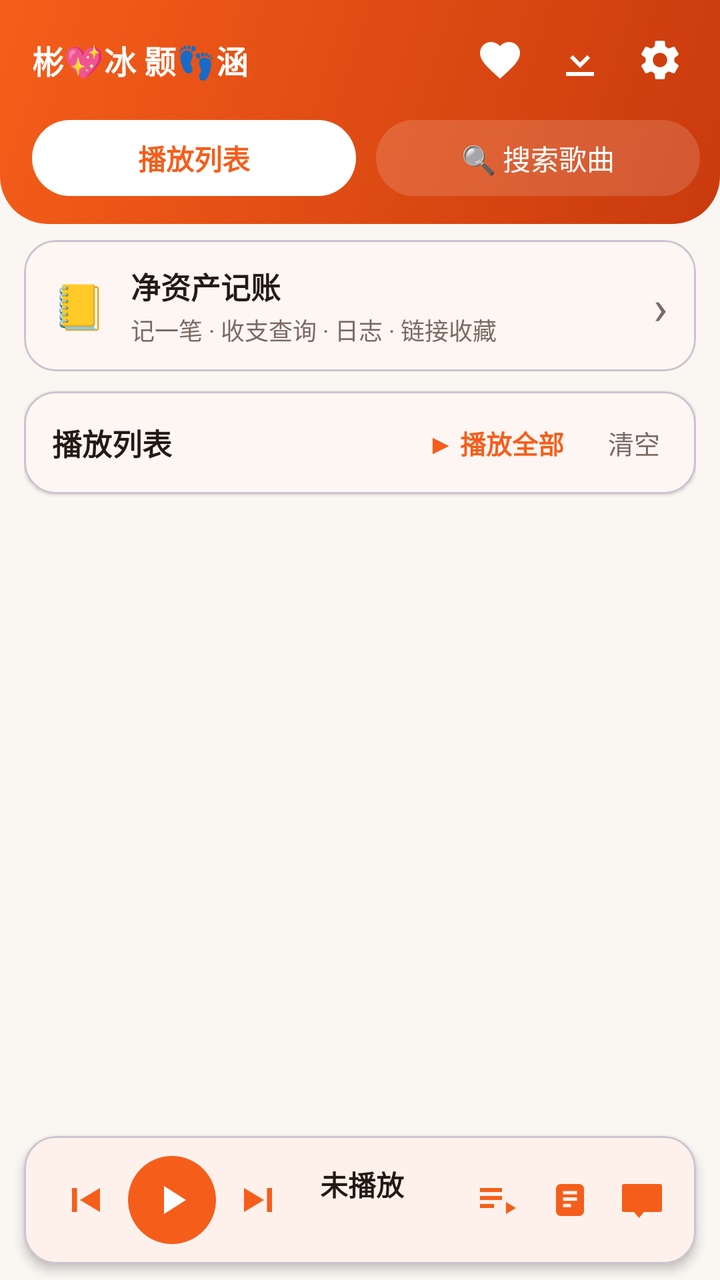
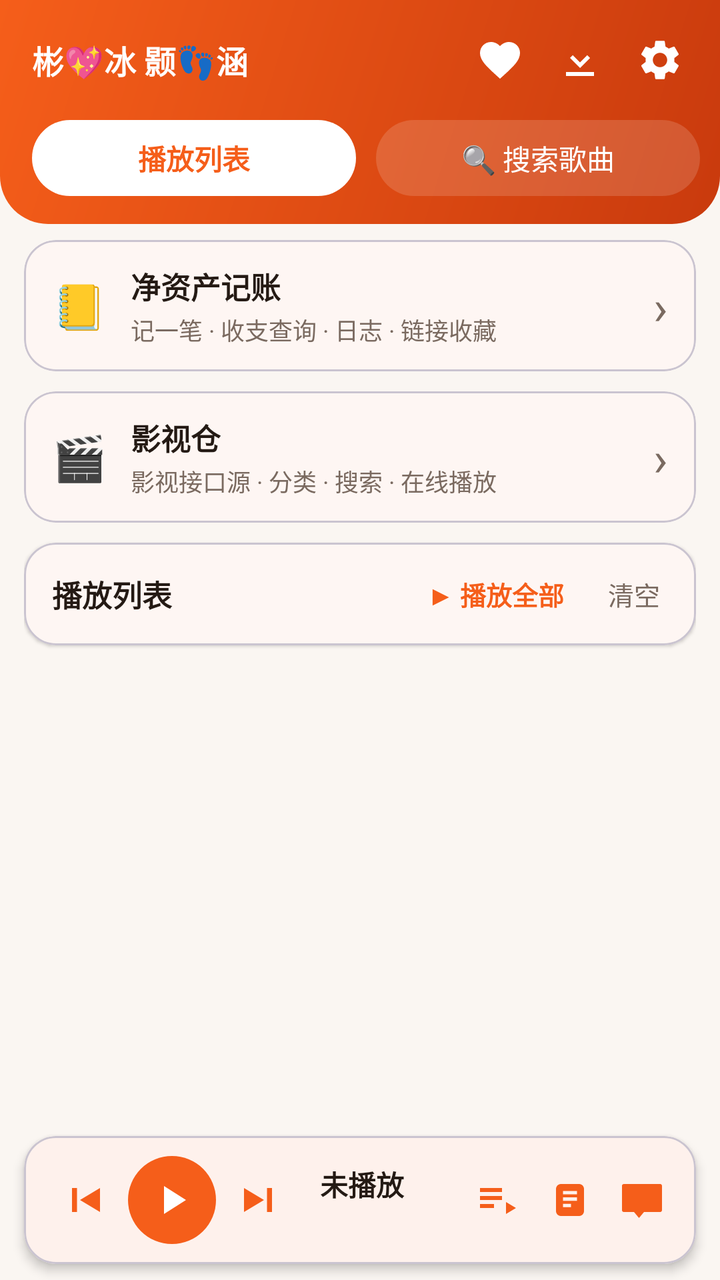

An Android layout rendered at two revisions. The XML below is the earlier revision; the diff shows what the commit changed to produce the second picture.
<!-- AndroidManifest.xml: application theme AppTheme -->
<!-- res/layout/activity_main.xml -->
<?xml version="1.0" encoding="utf-8"?>
<LinearLayout xmlns:android="http://schemas.android.com/apk/res/android"
    xmlns:app="http://schemas.android.com/apk/res-auto"
    android:layout_width="match_parent"
    android:layout_height="match_parent"
    android:orientation="vertical">

    
    <LinearLayout
        android:layout_width="match_parent"
        android:layout_height="wrap_content"
        android:orientation="vertical"
        android:background="@drawable/bg_header_gradient"
        android:paddingStart="16dp"
        android:paddingEnd="10dp"
        android:paddingTop="10dp"
        android:paddingBottom="14dp">

        
        <LinearLayout
            android:layout_width="match_parent"
            android:layout_height="wrap_content"
            android:orientation="horizontal"
            android:gravity="center_vertical">
            <TextView
                android:layout_width="wrap_content"
                android:layout_height="wrap_content"
                android:text="彬💖冰 颢👣涵"
                android:textSize="16sp"
                android:textStyle="bold"
                android:textColor="@color/on_primary"
                android:maxLines="1"
                android:includeFontPadding="false"/>
            <View
                android:layout_width="0dp"
                android:layout_height="1dp"
                android:layout_weight="1"/>
            <ImageButton
                android:id="@+id/openFavorites"
                android:layout_width="40dp"
                android:layout_height="40dp"
                android:background="?attr/selectableItemBackgroundBorderless"
                android:src="@drawable/ic_favorite"
                android:tint="@color/on_primary"
                android:scaleType="centerInside"
                android:contentDescription="收藏"/>
            <ImageButton
                android:id="@+id/openDownloads"
                android:layout_width="40dp"
                android:layout_height="40dp"
                android:background="?attr/selectableItemBackgroundBorderless"
                android:src="@drawable/ic_download"
                android:tint="@color/on_primary"
                android:scaleType="centerInside"
                android:contentDescription="已下载"/>
            <ImageButton
                android:id="@+id/openSettings"
                android:layout_width="40dp"
                android:layout_height="40dp"
                android:background="?attr/selectableItemBackgroundBorderless"
                android:src="@drawable/ic_settings"
                android:tint="@color/on_primary"
                android:scaleType="centerInside"
                android:contentDescription="设置"/>
        </LinearLayout>

        
        <LinearLayout
            android:layout_width="match_parent"
            android:layout_height="wrap_content"
            android:orientation="horizontal"
            android:gravity="center_vertical"
            android:paddingTop="10dp">
            <TextView
                android:id="@+id/tabPlaylist"
                android:layout_width="0dp"
                android:layout_height="38dp"
                android:layout_weight="1"
                android:gravity="center"
                android:text="播放列表"
                android:textSize="14sp"
                android:textStyle="bold"
                android:background="@drawable/bg_pill_white"
                android:textColor="@color/primary"/>
            <TextView
                android:id="@+id/tabSearch"
                android:layout_width="0dp"
                android:layout_height="38dp"
                android:layout_marginStart="10dp"
                android:layout_weight="1"
                android:gravity="center"
                android:text="🔍 搜索歌曲"
                android:textSize="14sp"
                android:background="@drawable/bg_pill_glass"
                android:textColor="@color/on_primary"/>
        </LinearLayout>
    </LinearLayout>

    
    <FrameLayout
        android:layout_width="match_parent"
        android:layout_height="0dp"
        android:layout_weight="1"
        android:paddingTop="8dp">

        
        <LinearLayout
            android:id="@+id/playlistPanel"
            android:layout_width="match_parent"
            android:layout_height="match_parent"
            android:orientation="vertical"
            android:paddingStart="12dp"
            android:paddingEnd="12dp">

            
            <com.google.android.material.card.MaterialCardView
                android:id="@+id/openNetAsset"
                android:layout_width="match_parent"
                android:layout_height="wrap_content"
                app:cardCornerRadius="16dp"
                app:cardElevation="1dp"
                app:cardBackgroundColor="?attr/colorSurface"
                android:layout_marginBottom="10dp">
                <LinearLayout
                    android:layout_width="match_parent"
                    android:layout_height="wrap_content"
                    android:orientation="horizontal"
                    android:gravity="center_vertical"
                    android:paddingStart="14dp"
                    android:paddingEnd="14dp"
                    android:paddingTop="12dp"
                    android:paddingBottom="12dp">
                    <TextView
                        android:layout_width="wrap_content"
                        android:layout_height="wrap_content"
                        android:text="📒"
                        android:textSize="22sp"/>
                    <LinearLayout
                        android:layout_width="0dp"
                        android:layout_height="wrap_content"
                        android:layout_weight="1"
                        android:orientation="vertical"
                        android:paddingStart="12dp">
                        <TextView
                            android:layout_width="wrap_content"
                            android:layout_height="wrap_content"
                            android:text="净资产记账"
                            android:textSize="15sp"
                            android:textStyle="bold"
                            android:textColor="?attr/colorOnSurface"/>
                        <TextView
                            android:layout_width="wrap_content"
                            android:layout_height="wrap_content"
                            android:text="记一笔 · 收支查询 · 日志 · 链接收藏"
                            android:textSize="12sp"
                            android:textColor="?attr/colorOnSurfaceVariant"
                            android:paddingTop="2dp"/>
                    </LinearLayout>
                    <TextView
                        android:layout_width="wrap_content"
                        android:layout_height="wrap_content"
                        android:text="›"
                        android:textSize="24sp"
                        android:textColor="?attr/colorOnSurfaceVariant"/>
                </LinearLayout>
            </com.google.android.material.card.MaterialCardView>

            <com.google.android.material.card.MaterialCardView
                android:layout_width="match_parent"
                android:layout_height="wrap_content"
                app:cardCornerRadius="16dp"
                app:cardElevation="1dp"
                app:cardBackgroundColor="?attr/colorSurface"
                android:layout_marginBottom="10dp">
                <LinearLayout
                    android:layout_width="match_parent"
                    android:layout_height="wrap_content"
                    android:orientation="horizontal"
                    android:gravity="center_vertical"
                    android:paddingStart="14dp"
                    android:paddingEnd="8dp"
                    android:paddingTop="10dp"
                    android:paddingBottom="10dp">
                    <TextView
                        android:id="@+id/queueCount"
                        android:layout_width="0dp"
                        android:layout_height="wrap_content"
                        android:layout_weight="1"
                        android:text="播放列表"
                        android:textSize="15sp"
                        android:textStyle="bold"
                        android:textColor="?attr/colorOnSurface"/>
                    <TextView
                        android:id="@+id/playAllQueue"
                        android:layout_width="wrap_content"
                        android:layout_height="wrap_content"
                        android:text="▶ 播放全部"
                        android:textSize="13sp"
                        android:textStyle="bold"
                        android:textColor="@color/primary"
                        android:paddingStart="12dp"
                        android:paddingEnd="12dp"
                        android:paddingTop="6dp"
                        android:paddingBottom="6dp"/>
                    <TextView
                        android:id="@+id/clearQueue"
                        android:layout_width="wrap_content"
                        android:layout_height="wrap_content"
                        android:text="清空"
                        android:textSize="13sp"
                        android:textColor="?attr/colorOnSurfaceVariant"
                        android:paddingStart="10dp"
                        android:paddingEnd="10dp"
                        android:paddingTop="6dp"
                        android:paddingBottom="6dp"/>
                </LinearLayout>
            </com.google.android.material.card.MaterialCardView>

            <androidx.recyclerview.widget.RecyclerView
                android:id="@+id/queueList"
                android:layout_width="match_parent"
                android:layout_height="0dp"
                android:layout_weight="1"
                android:clipToPadding="false"
                android:paddingBottom="8dp"/>

            
            <LinearLayout
                android:id="@+id/queueEmpty"
                android:layout_width="match_parent"
                android:layout_height="match_parent"
                android:orientation="vertical"
                android:gravity="center"
                android:visibility="gone">
                <TextView
                    android:layout_width="wrap_content"
                    android:layout_height="wrap_content"
                    android:text="🎶"
                    android:textSize="48sp"/>
                <TextView
                    android:layout_width="wrap_content"
                    android:layout_height="wrap_content"
                    android:text="播放列表还是空的"
                    android:textSize="17sp"
                    android:textStyle="bold"
                    android:textColor="?attr/colorOnSurface"
                    android:paddingTop="10dp"/>
                <TextView
                    android:layout_width="wrap_content"
                    android:layout_height="wrap_content"
                    android:text="去搜索喜欢的歌，点一下就播"
                    android:textSize="13sp"
                    android:textColor="?attr/colorOnSurfaceVariant"
                    android:paddingTop="6dp"/>
                <com.google.android.material.button.MaterialButton
                    android:id="@+id/gotoSearchBtn"
                    android:layout_width="wrap_content"
                    android:layout_height="wrap_content"
                    android:layout_marginTop="18dp"
                    android:text="去搜索"/>
            </LinearLayout>
        </LinearLayout>

        
        <LinearLayout
            android:id="@+id/searchPanel"
            android:layout_width="match_parent"
            android:layout_height="match_parent"
            android:orientation="vertical"
            android:padding="12dp"
            android:visibility="gone">

            
            <com.google.android.material.card.MaterialCardView
                android:layout_width="match_parent"
                android:layout_height="wrap_content"
                app:cardCornerRadius="16dp"
                app:cardElevation="2dp"
                app:cardBackgroundColor="?attr/colorSurface"
                android:layout_marginBottom="12dp">
                <LinearLayout
                    android:layout_width="match_parent"
                    android:layout_height="wrap_content"
                    android:orientation="horizontal"
                    android:gravity="center_vertical"
                    android:padding="10dp">
                    <com.google.android.material.textfield.TextInputLayout
                        style="@style/Widget.Material3.TextInputLayout.OutlinedBox"
                        android:layout_width="0dp"
                        android:layout_height="wrap_content"
                        android:layout_weight="1"
                        android:hint="搜索歌曲 / 歌手">
                        <com.google.android.material.textfield.TextInputEditText
                            android:id="@+id/searchInput"
                            android:layout_width="match_parent"
                            android:layout_height="wrap_content"
                            android:inputType="text"
                            android:imeOptions="actionSearch"
                            android:maxLines="1"/>
                    </com.google.android.material.textfield.TextInputLayout>
                    <com.google.android.material.button.MaterialButton
                        android:id="@+id/searchButton"
                        android:layout_width="wrap_content"
                        android:layout_height="56dp"
                        android:layout_marginStart="8dp"
                        android:text="搜索"/>
                </LinearLayout>
            </com.google.android.material.card.MaterialCardView>

            

            <TextView
                android:id="@+id/statusText"
                android:layout_width="match_parent"
                android:layout_height="wrap_content"
                android:text="搜索后点击歌曲即可播放"
                android:textColor="?attr/colorOnSurfaceVariant"
                android:textSize="13sp"
                android:padding="4dp"/>

            <androidx.recyclerview.widget.RecyclerView
                android:id="@+id/songList"
                android:layout_width="match_parent"
                android:layout_height="0dp"
                android:layout_weight="1"
                android:paddingTop="4dp"
                android:paddingBottom="8dp"
                android:clipToPadding="false"/>
        </LinearLayout>
    </FrameLayout>

    
    <com.google.android.material.card.MaterialCardView
        android:id="@+id/playerBar"
        android:layout_width="match_parent"
        android:layout_height="wrap_content"
        app:cardCornerRadius="16dp"
        app:cardElevation="3dp"
        app:cardBackgroundColor="?attr/colorSurface"
        android:layout_marginStart="12dp"
        android:layout_marginEnd="12dp"
        android:layout_marginBottom="8dp">
        <LinearLayout
            android:layout_width="match_parent"
            android:layout_height="wrap_content"
            android:orientation="horizontal"
            android:gravity="center_vertical"
            android:padding="10dp">
            <ImageButton
                android:id="@+id/prevBtn"
                android:layout_width="40dp"
                android:layout_height="40dp"
                android:background="?attr/selectableItemBackgroundBorderless"
                android:src="@drawable/ic_prev"
                android:tint="@color/primary"
                android:scaleType="centerInside"
                android:contentDescription="上一首"/>
            <ImageButton
                android:id="@+id/playPauseBtn"
                android:layout_width="44dp"
                android:layout_height="44dp"
                android:layout_marginStart="2dp"
                android:background="@drawable/bg_circle_primary"
                android:src="@drawable/ic_play"
                android:tint="@color/on_primary"
                android:scaleType="centerInside"/>
            <ImageButton
                android:id="@+id/nextBtn"
                android:layout_width="40dp"
                android:layout_height="40dp"
                android:layout_marginStart="2dp"
                android:background="?attr/selectableItemBackgroundBorderless"
                android:src="@drawable/ic_next"
                android:tint="@color/primary"
                android:scaleType="centerInside"
                android:contentDescription="下一首"/>
            <LinearLayout
                android:layout_width="0dp"
                android:layout_height="wrap_content"
                android:layout_weight="1"
                android:orientation="vertical"
                android:paddingStart="10dp"
                android:paddingEnd="4dp">
                <TextView
                    android:id="@+id/nowPlaying"
                    android:layout_width="match_parent"
                    android:layout_height="wrap_content"
                    android:text="未播放"
                    android:textSize="14sp"
                    android:textStyle="bold"
                    android:textColor="?attr/colorOnSurface"
                    android:maxLines="1"
                    android:ellipsize="end"/>
                <TextView
                    android:id="@+id/nowArtist"
                    android:layout_width="match_parent"
                    android:layout_height="wrap_content"
                    android:text=""
                    android:textSize="11sp"
                    android:paddingTop="1dp"
                    android:textColor="?attr/colorOnSurfaceVariant"
                    android:maxLines="1"
                    android:ellipsize="end"/>
            </LinearLayout>
            <ImageButton
                android:id="@+id/modeBtn"
                android:layout_width="34dp"
                android:layout_height="34dp"
                android:background="?attr/selectableItemBackgroundBorderless"
                android:src="@drawable/ic_sequence"
                android:tint="@color/primary"
                android:scaleType="centerInside"
                android:contentDescription="播放模式"/>
            <ImageButton
                android:id="@+id/lyricPageBtn"
                android:layout_width="34dp"
                android:layout_height="34dp"
                android:layout_marginStart="2dp"
                android:background="?attr/selectableItemBackgroundBorderless"
                android:src="@drawable/ic_lyric_page"
                android:tint="@color/primary"
                android:scaleType="centerInside"
                android:contentDescription="歌词页"/>
            <ImageButton
                android:id="@+id/lyricFloatBtn"
                android:layout_width="34dp"
                android:layout_height="34dp"
                android:layout_marginStart="2dp"
                android:background="?attr/selectableItemBackgroundBorderless"
                android:src="@drawable/ic_lyric_float"
                android:tint="@color/primary"
                android:scaleType="centerInside"
                android:contentDescription="桌面歌词"/>
        </LinearLayout>
    </com.google.android.material.card.MaterialCardView>
</LinearLayout>
<!-- resources referenced by this layout -->
<resources>
  <color name="on_primary">#FFFFFF</color>
  <color name="primary">#F55E1A</color>
  <!-- drawable bg_circle_primary (drawable) -->
  <?xml version="1.0" encoding="utf-8"?>
  <shape xmlns:android="http://schemas.android.com/apk/res/android"
      android:shape="oval">
      <solid android:color="@color/primary"/>
  </shape>
  <!-- drawable bg_header_gradient (drawable) -->
  <?xml version="1.0" encoding="utf-8"?>
  <shape xmlns:android="http://schemas.android.com/apk/res/android"
      android:shape="rectangle">
      <gradient
          android:startColor="@color/primary"
          android:endColor="@color/primary_dark"
          android:angle="315"/>
      <corners
          android:bottomLeftRadius="24dp"
          android:bottomRightRadius="24dp"/>
  </shape>
  <!-- drawable bg_pill_glass (drawable) -->
  <?xml version="1.0" encoding="utf-8"?>
  <shape xmlns:android="http://schemas.android.com/apk/res/android"
      android:shape="rectangle">
      <solid android:color="#26FFFFFF"/>
      <corners android:radius="19dp"/>
  </shape>
  <!-- drawable bg_pill_white (drawable) -->
  <?xml version="1.0" encoding="utf-8"?>
  <shape xmlns:android="http://schemas.android.com/apk/res/android"
      android:shape="rectangle">
      <solid android:color="#FFFFFF"/>
      <corners android:radius="19dp"/>
  </shape>
  <!-- drawable ic_download (drawable) -->
  <vector xmlns:android="http://schemas.android.com/apk/res/android"
      android:width="24dp"
      android:height="24dp"
      android:viewportWidth="24"
      android:viewportHeight="24">
      <path
          android:fillColor="#000000"
          android:pathData="M5,20h14v-2H5V20zM12,4v9.17l3.59,-3.58L17,11l-5,5 -5,-5 1.41,-1.41L12,13.17V4z"/>
  </vector>
  <!-- drawable ic_lyric_float (drawable) -->
  <vector xmlns:android="http://schemas.android.com/apk/res/android"
      android:width="24dp"
      android:height="24dp"
      android:viewportWidth="24"
      android:viewportHeight="24"
      android:tint="#FFFFFFFF">
      
      <path
          android:fillColor="#FF000000"
          android:pathData="M3,4h18a1,1 0,0 1,1 1v12a1,1 0,0 1,-1 1H13l-2.5,3L8,18H3a1,1 0,0 1,-1 -1V5a1,1 0,0 1,1 -1zM4.5,7.5h15v1.5h-15zM4.5,11h10v1.5h-10z"/>
  </vector>
  <!-- drawable ic_next (drawable) -->
  <?xml version="1.0" encoding="utf-8"?>
  <vector xmlns:android="http://schemas.android.com/apk/res/android"
      android:width="24dp"
      android:height="24dp"
      android:viewportWidth="24"
      android:viewportHeight="24">
      <path
          android:fillColor="#000000"
          android:pathData="M15.5 6H18v12h-2.5V6z"/>
      <path
          android:fillColor="#000000"
          android:pathData="M4 6l10 6L4 18V6z"/>
  </vector>
  <!-- drawable ic_play (drawable) -->
  <vector xmlns:android="http://schemas.android.com/apk/res/android"
      android:width="24dp"
      android:height="24dp"
      android:viewportWidth="24.0"
      android:viewportHeight="24.0">
      <path
          android:fillColor="#FFFFFF"
          android:pathData="M8 5v14l11-7z"/>
  </vector>
  <!-- drawable ic_prev (drawable) -->
  <?xml version="1.0" encoding="utf-8"?>
  <vector xmlns:android="http://schemas.android.com/apk/res/android"
      android:width="24dp"
      android:height="24dp"
      android:viewportWidth="24"
      android:viewportHeight="24">
      <path
          android:fillColor="#000000"
          android:pathData="M6 6h2.5v12H6V6z"/>
      <path
          android:fillColor="#000000"
          android:pathData="M20 6v12l-10-6L20 6z"/>
  </vector>
  <!-- drawable ic_sequence (drawable) -->
  <vector xmlns:android="http://schemas.android.com/apk/res/android"
      android:width="24dp"
      android:height="24dp"
      android:viewportWidth="24"
      android:viewportHeight="24">
      <path
          android:fillColor="#000000"
          android:pathData="M3 10h11v2H3v-2zm0-4h11v2H3V6zm0 8h7v2H3v-2zm13-1v6l5-3-5-3z"/>
  </vector>
  <color name="primary_dark">#C93A0D</color>
  <color name="background">#FAF6F2</color>
  <color name="surface">#FFFFFF</color>
  <color name="on_surface">#241A14</color>
  <color name="on_surface_variant">#7A6A60</color>
  <!-- unchanged entries left out for length: 4 -->
</resources>

<!-- the commit's change to res/layout/activity_main.xml (unified diff, before → after) -->
@@ -165,6 +165,59 @@
                 </LinearLayout>
             </com.google.android.material.card.MaterialCardView>
 
+            
+            <com.google.android.material.card.MaterialCardView
+                android:id="@+id/openVideo"
+                android:layout_width="match_parent"
+                android:layout_height="wrap_content"
+                app:cardCornerRadius="16dp"
+                app:cardElevation="1dp"
+                app:cardBackgroundColor="?attr/colorSurface"
+                android:layout_marginBottom="10dp">
+                <LinearLayout
+                    android:layout_width="match_parent"
+                    android:layout_height="wrap_content"
+                    android:orientation="horizontal"
+                    android:gravity="center_vertical"
+                    android:paddingStart="14dp"
+                    android:paddingEnd="14dp"
+                    android:paddingTop="12dp"
+                    android:paddingBottom="12dp">
+                    <TextView
+                        android:layout_width="wrap_content"
+                        android:layout_height="wrap_content"
+                        android:text="🎬"
+                        android:textSize="22sp"/>
+                    <LinearLayout
+                        android:layout_width="0dp"
+                        android:layout_height="wrap_content"
+                        android:layout_weight="1"
+                        android:orientation="vertical"
+                        android:paddingStart="12dp">
+                        <TextView
+                            android:layout_width="wrap_content"
+                            android:layout_height="wrap_content"
+                            android:text="影视仓"
+                            android:textSize="15sp"
+                            android:textStyle="bold"
+                            android:textColor="?attr/colorOnSurface"/>
+                        <TextView
+                            android:layout_width="wrap_content"
+                            android:layout_height="wrap_content"
+                            android:text="影视接口源 · 分类 · 搜索 · 在线播放"
+                            android:textSize="12sp"
+                            android:textColor="?attr/colorOnSurfaceVariant"
+                            android:paddingTop="2dp"/>
+                    </LinearLayout>
+                    <TextView
+                        android:layout_width="wrap_content"
+                        android:layout_height="wrap_content"
+                        android:text="›"
+                        android:textSize="24sp"
+                        android:textColor="?attr/colorOnSurfaceVariant"/>
+                </LinearLayout>
+            </com.google.android.material.card.MaterialCardView>
+
             <com.google.android.material.card.MaterialCardView
                 android:layout_width="match_parent"
                 android:layout_height="wrap_content"
